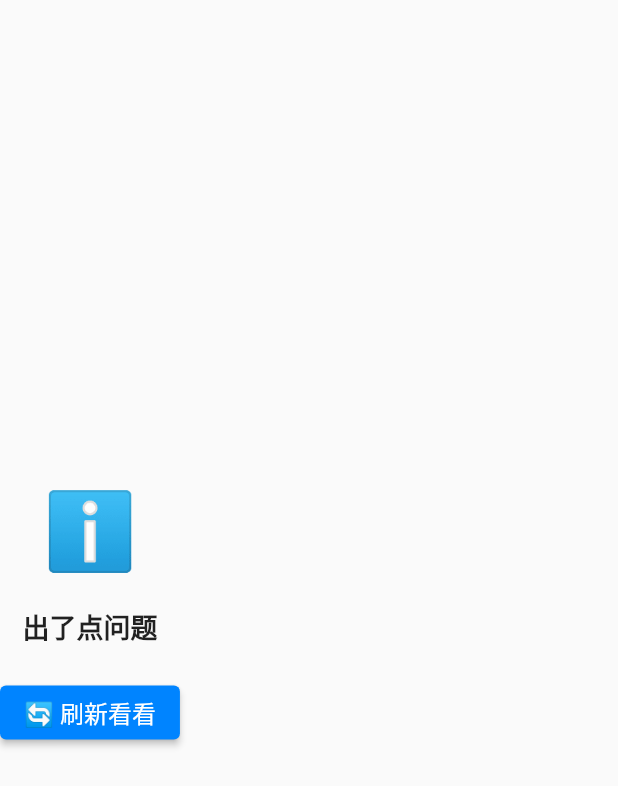
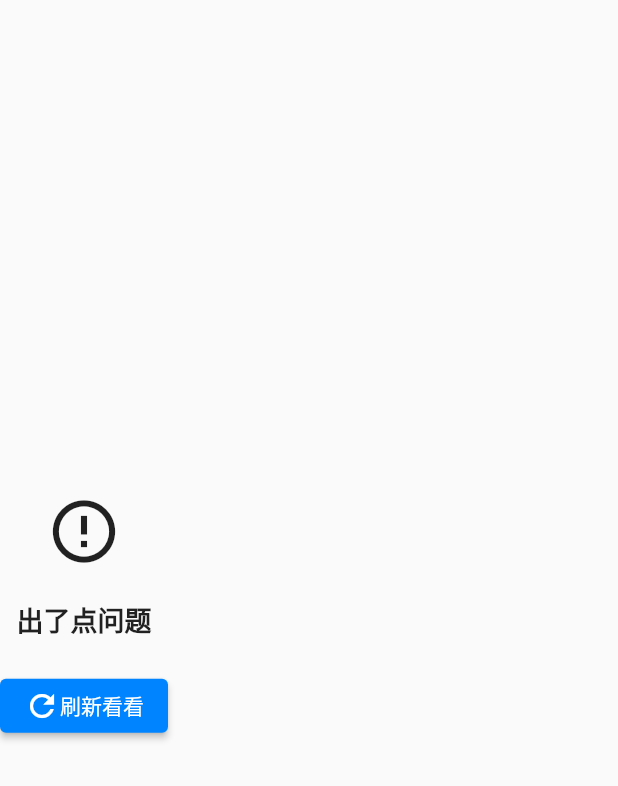
Before and after one commit to susuwoniu/chat, a Flutter app: the Retry widget shown alone on an empty page, opened directly, on a phone screen of 412 x 824 dp. Shown: the top 786 px of the screen. Run offline on Flutter 3.47's test engine with Material 2 defaults, Android fonts, the phone set to English and light mode, and no system bars; our stand-ins replace animated_toggle_switch, cached_network_image, carousel_slider, circular_profile_avatar, date_format, dotted_border and 31 more; missing offline and left inert: clipboard, flutter_link_previewer, flutter_share_me, mime_type, text_editor, tiktoklikescroller and 1 more; accounts and stored records are empty; network calls fail.

Commit message:
feat: retry button

```diff
--- a/lib/app/modules/message/controllers/message_controller.dart
+++ b/lib/app/modules/message/controllers/message_controller.dart
@@ -216,6 +216,8 @@ class MessageController extends GetxController {
         return rooms.map<Room>((room) => Room.fromXmppRoom(room)).toList();
       } catch (e) {
         _isLoadingRooms.value = false;
+        _isInitRooms.value = true;
+
         _roomsStateStreamController.add(RoomsState.error);
         return null;
       }
--- a/lib/app/widgets/retry.dart
+++ b/lib/app/widgets/retry.dart
@@ -8,7 +8,7 @@ Widget Retry({
     child: Column(
       mainAxisAlignment: MainAxisAlignment.center,
       children: <Widget>[
-        Text("ℹ️", style: TextStyle(fontSize: 50)),
+        Icon(Icons.error_outline, size: 50),
         SizedBox(
           height: 20,
         ),
@@ -24,11 +24,9 @@ Widget Retry({
           height: 20,
         ),
         ElevatedButton(
-          child: Text(
-            '🔄 刷新看看',
-            style: TextStyle(
-              fontSize: 16,
-            ),
+          child: Row(
+            mainAxisSize: MainAxisSize.min,
+            children: [Icon(Icons.refresh), Text("刷新看看")],
           ),
           onPressed: () {
             onRetry();
```
Also changed, not shown: lib/app/modules/message/views/message_view.dart (+29 -23 lines).
